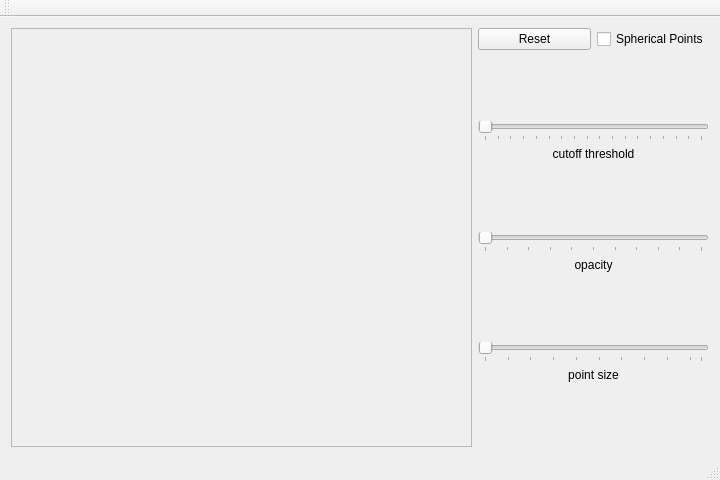
First picture: the form in application/MainWindow.ui, repository dben1182/vtk_visualization, before the edit.
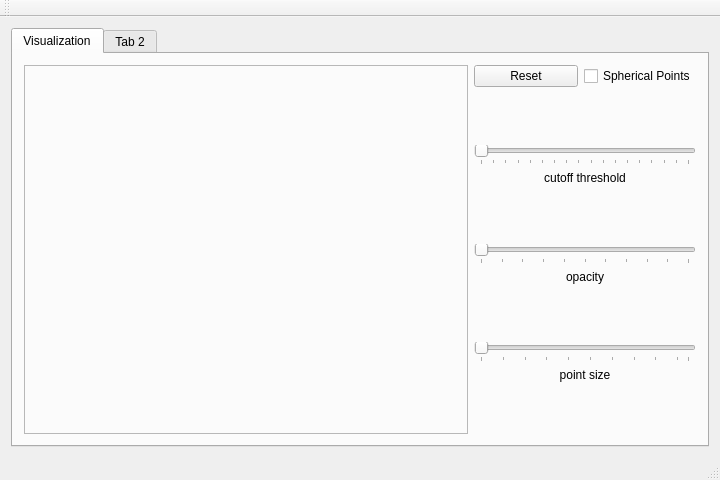
Second picture: the form after the edit.

Commit message: Updated UI With Tabs

Diff of the .ui file:
```diff
--- a/application/MainWindow.ui
+++ b/application/MainWindow.ui
@@ -14,8 +14,18 @@
    <string>Qt VTK </string>
   </property>
   <widget class="QWidget" name="centralWidget">
-   <layout class="QGridLayout" name="gridLayout" columnstretch="2,1">
+   <layout class="QGridLayout" name="gridLayout" columnstretch="2">
     <item row="1" column="0">
+     <widget class="QTabWidget" name="tabWidget">
+      <property name="currentIndex">
+       <number>0</number>
+      </property>
+      <widget class="QWidget" name="tab">
+       <attribute name="title">
+        <string>Visualization</string>
+       </attribute>
+       <layout class="QHBoxLayout" name="horizontalLayout_2" stretch="2,1">
+        <item>
      <widget class="QFrame" name="frame">
       <property name="frameShape">
        <enum>QFrame::Shape::StyledPanel</enum>
@@ -25,7 +35,7 @@
       </property>
      </widget>
     </item>
-    <item row="1" column="1">
+        <item>
      <layout class="QVBoxLayout" name="verticalLayout" stretch="1,0,0,0,0,0,0,0,0,0,0">
       <item>
        <layout class="QHBoxLayout" name="horizontalLayout_4">
@@ -131,7 +141,7 @@
         <property name="sizeHint" stdset="0">
          <size>
           <width>20</width>
-          <height>40</height>
+              <height>20</height>
          </size>
         </property>
        </spacer>
@@ -179,6 +189,15 @@
        </spacer>
       </item>
      </layout>
+        </item>
+       </layout>
+      </widget>
+      <widget class="QWidget" name="tab_2">
+       <attribute name="title">
+        <string>Tab 2</string>
+       </attribute>
+      </widget>
+     </widget>
     </item>
    </layout>
   </widget>
```
Lines whose indentation alone changed are shown as unchanged.
